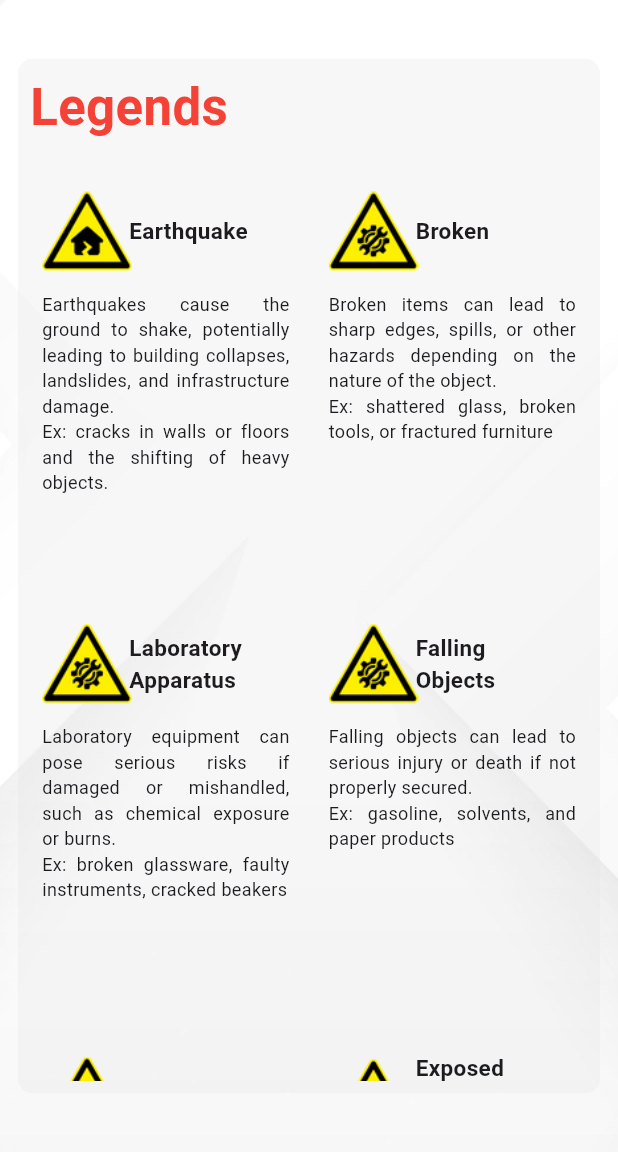
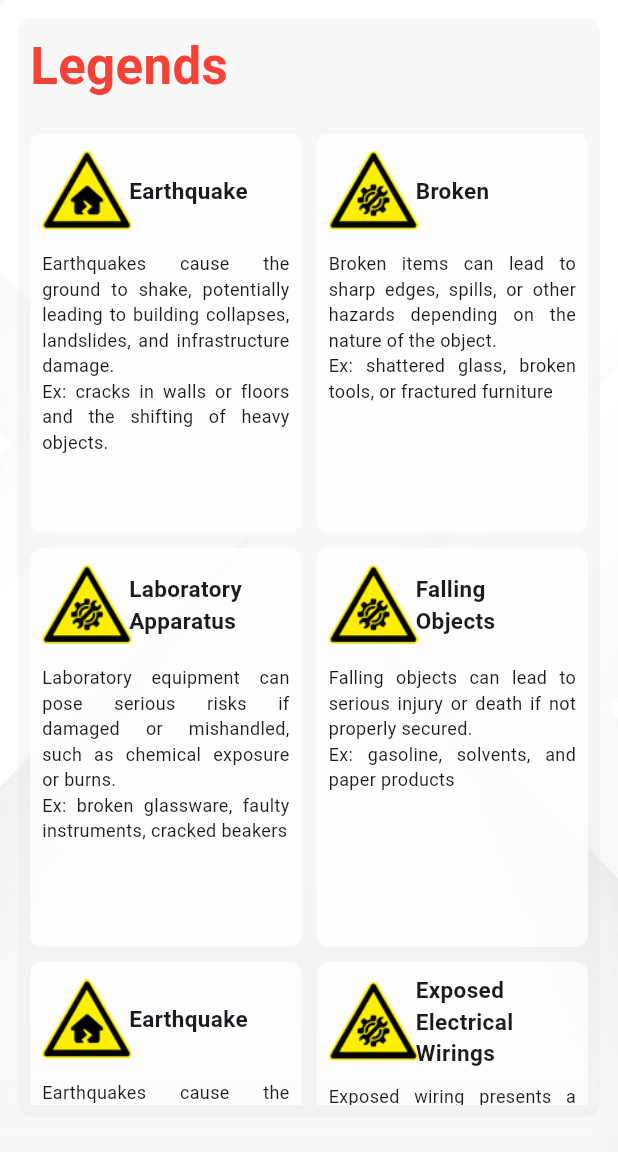
Before and after one commit to Velsariaa/hazmap, a Flutter app: the screen it shows after launch, in the side drawer, after a tap on "Legends", on a phone screen of 412 x 824 dp, the part 84-1236 px from its top. Run offline on Flutter 3.47's test engine with Material 3 defaults, Android fonts, the phone set to English and light mode, and no system bars.

Commit message:
[Update] Responsiveness

```diff
--- a/lib/pages/Legends.dart
+++ b/lib/pages/Legends.dart
@@ -29,9 +29,10 @@ class LegendsPage extends StatelessWidget {
             fit: BoxFit.cover,
           ),
         ),
-        child: Center(
+        child: Align(
+          alignment: Alignment.topCenter, // Align to the top center
           child: AspectRatio(
-            aspectRatio: 9 / 16, // Ensures the container maintains a 9:16 ratio
+            aspectRatio: 9 / 17, // Ensures the container maintains a 9:16 ratio
             child: Container(
               width: MediaQuery.of(context).size.width * 0.95,
               padding: const EdgeInsets.all(8.0),
@@ -63,7 +64,7 @@ class LegendsPage extends StatelessWidget {
                             crossAxisCount: 2,
                             crossAxisSpacing: 10,
                             mainAxisSpacing: 10,
-                            childAspectRatio: 0.65,
+                            childAspectRatio: 0.68,
                           ),
                           itemCount: 6,
                           itemBuilder: (context, index) {
@@ -105,7 +106,7 @@ class LegendsPage extends StatelessWidget {
 
                             return Container(
                               decoration: BoxDecoration(
-                                color: Colors.white.withOpacity(0),
+                                color: Colors.white.withOpacity(0.8),
                                 borderRadius: BorderRadius.circular(8),
                               ),
                               padding: const EdgeInsets.all(8.0),
```
